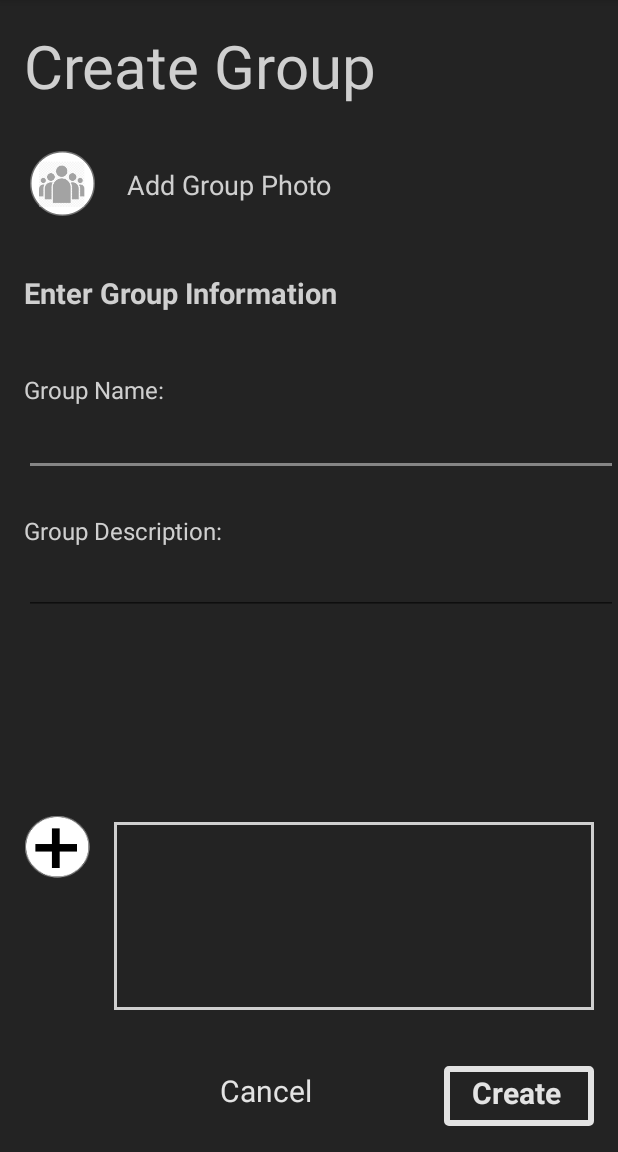
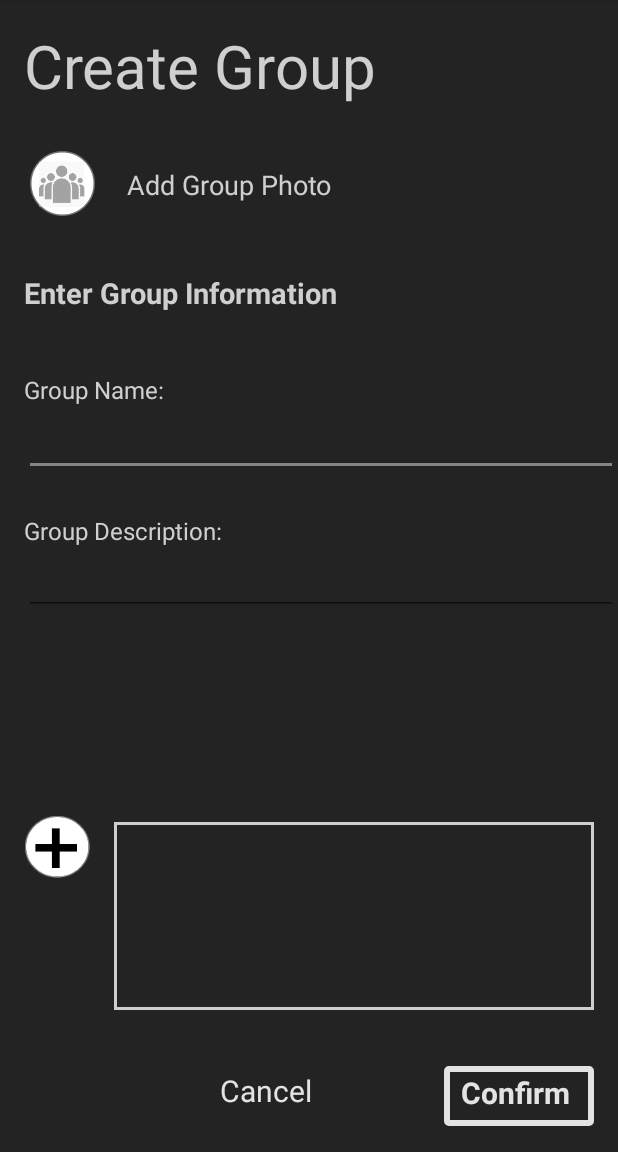
Before and after one commit to michaelSetnyk/time_hunter, an Android app: the screen it shows after launch (GroupActivity), on a phone screen of 412 x 824 dp, the part 84-1236 px from its top. Run offline under Robolectric (Android 15) with nearby library versions, the phone set to English and light mode, and no system bars.

Commit message:
Changed resources which were hardcoded

```diff
--- a/app/src/main/res/layout/confirm_group.xml
+++ b/app/src/main/res/layout/confirm_group.xml
@@ -93,7 +93,7 @@
         android:id="@+id/confirm_text"
         android:layout_width="81dp"
         android:layout_height="36dp"
-        android:text="@string/create_confirm"
+        android:text="@string/create"
         android:textColor="#E3E3E3"
         android:textStyle="bold"
         android:textSize="20sp"
--- a/app/src/main/res/layout/group_activity.xml
+++ b/app/src/main/res/layout/group_activity.xml
@@ -100,7 +100,7 @@
         android:textColor="#EFEFEF"
         android:lines="1"
         android:maxLines="3"
-        android:maxLength="30"
+        android:maxLength="100"
         android:scrollHorizontally="false"
         app:layout_constraintBottom_toBottomOf="parent"
         app:layout_constraintStart_toStartOf="parent"
@@ -160,13 +160,13 @@
         android:id="@+id/confirm_text"
         android:layout_width="81dp"
         android:layout_height="36dp"
-        android:text="@string/create_confirm"
+        android:text="@string/confirm"
         android:textColor="#E3E3E3"
+        android:textSize="20sp"
         android:textStyle="bold"
-        android:textSize="20sp"
         app:layout_constraintBottom_toBottomOf="parent"
         app:layout_constraintEnd_toEndOf="parent"
-        app:layout_constraintHorizontal_bias="0.951"
+        app:layout_constraintHorizontal_bias="0.930"
         app:layout_constraintStart_toStartOf="parent"
         app:layout_constraintTop_toTopOf="parent"
         app:layout_constraintVertical_bias="0.976" />
--- a/app/src/main/res/values/strings.xml
+++ b/app/src/main/res/values/strings.xml
@@ -4,7 +4,8 @@
     <string name="group_name">Group Name:</string>
     <string name="add_photo_label">Add Group Photo</string>
     <string name="create_group_title">Create Group</string>
-    <string name="create_confirm">Create</string>
+    <string name="confirm">Confirm</string>
+    <string name="create">Create</string>
     <string name="cancel_button">Cancel</string>
     <string name="group_info">Enter Group Information</string>
     <string name="confirm_page_title">Confirm Group Details</string>
```
